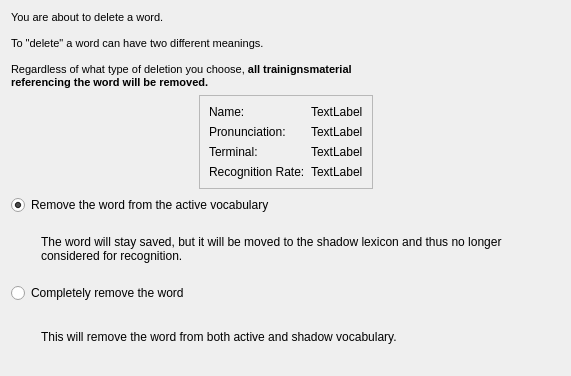
Above: simon/src/simonmodelmanagementui/removeword.ui from KDE/simon before the change. Below: the same form after it.
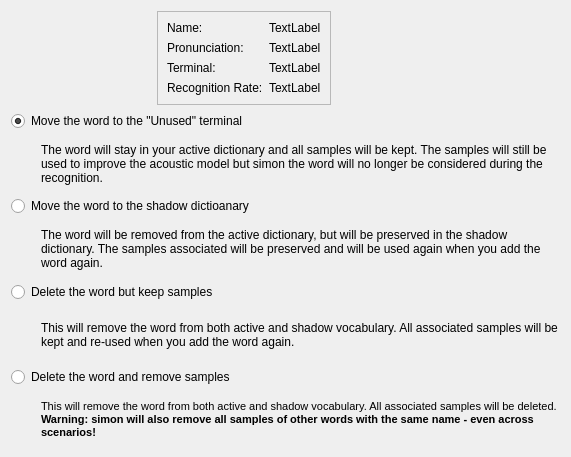
That is the form after the change.

Commit message: Removing the remote import of texts (ghns of scenarios is MUCH better). Introducing two new deletion modes of words from the vocabulary. Trainingstexts can now be created instead of only imported.

The edit to the form file:
```diff
--- a/simon/src/simonmodelmanagementui/removeword.ui
+++ b/simon/src/simonmodelmanagementui/removeword.ui
@@ -1,12 +1,12 @@
 <ui version="4.0" >
  <class>DlgRemoveWord</class>
- <widget class="QWidget" name="DlgRemoveWord" >
-  <property name="geometry" >
+ <widget class="QWidget" name="DlgRemoveWord">
+  <property name="geometry">
    <rect>
     <x>0</x>
     <y>0</y>
     <width>571</width>
-    <height>376</height>
+    <height>457</height>
    </rect>
   </property>
   <property name="windowTitle" >
@@ -14,31 +14,7 @@
   </property>
   <layout class="QVBoxLayout" name="verticalLayout" >
    <item>
-    <layout class="QHBoxLayout" name="_10" >
-     <item>
-      <widget class="QLabel" name="lbDeleteWord" >
-       <property name="minimumSize" >
-        <size>
-         <width>367</width>
-         <height>0</height>
-        </size>
-       </property>
-       <property name="text" >
-        <string>&lt;!DOCTYPE HTML PUBLIC "-//W3C//DTD HTML 4.0//EN" "http://www.w3.org/TR/REC-html40/strict.dtd">
-&lt;html>&lt;head>&lt;meta name="qrichtext" content="1" />&lt;style type="text/css">
-p, li { white-space: pre-wrap; }
-&lt;/style>&lt;/head>&lt;body style=" font-family:'Bitstream Vera Sans'; font-size:8pt; font-weight:400; font-style:normal;">
-&lt;p style=" margin-top:0px; margin-bottom:0px; margin-left:0px; margin-right:0px; -qt-block-indent:0; text-indent:0px;">You are about to delete a word.&lt;/p>
-&lt;p style="-qt-paragraph-type:empty; margin-top:0px; margin-bottom:0px; margin-left:0px; margin-right:0px; -qt-block-indent:0; text-indent:0px;">&lt;/p>
-&lt;p style=" margin-top:0px; margin-bottom:0px; margin-left:0px; margin-right:0px; -qt-block-indent:0; text-indent:0px;">To "delete" a word can have two different meanings.&lt;/p>
-&lt;p style="-qt-paragraph-type:empty; margin-top:0px; margin-bottom:0px; margin-left:0px; margin-right:0px; -qt-block-indent:0; text-indent:0px;">&lt;/p>
-&lt;p style=" margin-top:0px; margin-bottom:0px; margin-left:0px; margin-right:0px; -qt-block-indent:0; text-indent:0px;">Regardless of what type of deletion you choose, &lt;span style=" font-weight:600;">all trainignsmaterial referencing the word will be removed.&lt;/span>&lt;/p>&lt;/body>&lt;/html></string>
-       </property>
-       <property name="wordWrap" >
-        <bool>true</bool>
-       </property>
-      </widget>
-     </item>
+    <layout class="QHBoxLayout" name="horizontalLayout">
      <item>
       <spacer>
        <property name="orientation" >
@@ -53,115 +29,66 @@
       </spacer>
      </item>
      <item>
-      <widget class="QLabel" name="lbIcon" >
-       <property name="minimumSize" >
-        <size>
-         <width>64</width>
-         <height>64</height>
-        </size>
-       </property>
-       <property name="text" >
-        <string/>
-       </property>
-       <property name="scaledContents" >
-        <bool>false</bool>
-       </property>
-      </widget>
-     </item>
-     <item>
-      <spacer>
-       <property name="orientation" >
-        <enum>Qt::Horizontal</enum>
-       </property>
-       <property name="sizeType" >
-        <enum>QSizePolicy::Fixed</enum>
-       </property>
-       <property name="sizeHint" stdset="0" >
-        <size>
-         <width>5</width>
-         <height>20</height>
-        </size>
-       </property>
-      </spacer>
-     </item>
-    </layout>
-   </item>
-   <item>
-    <layout class="QHBoxLayout" name="_8" >
-     <item>
-      <spacer>
-       <property name="orientation" >
-        <enum>Qt::Horizontal</enum>
-       </property>
-       <property name="sizeHint" stdset="0" >
-        <size>
-         <width>40</width>
-         <height>20</height>
-        </size>
-       </property>
-      </spacer>
-     </item>
-     <item>
-      <widget class="QFrame" name="frmInfo" >
-       <property name="frameShape" >
+      <widget class="QFrame" name="frmInfo">
+       <property name="frameShape">
         <enum>QFrame::StyledPanel</enum>
        </property>
        <property name="frameShadow" >
         <enum>QFrame::Raised</enum>
        </property>
-       <layout class="QGridLayout" name="_9" >
-        <item row="0" column="0" >
-         <widget class="QLabel" name="lbNameD" >
-          <property name="text" >
+       <layout class="QFormLayout" name="formLayout">
+        <item row="0" column="0">
+         <widget class="QLabel" name="lbNameD">
+          <property name="text">
            <string>Name:</string>
           </property>
          </widget>
         </item>
-        <item row="1" column="0" >
-         <widget class="QLabel" name="lbPronunciationD" >
-          <property name="text" >
+        <item row="0" column="1">
+         <widget class="QLabel" name="lbName">
+          <property name="text">
+           <string>TextLabel</string>
+          </property>
+         </widget>
+        </item>
+        <item row="1" column="0">
+         <widget class="QLabel" name="lbPronunciationD">
+          <property name="text">
            <string>Pronunciation:</string>
           </property>
          </widget>
         </item>
-        <item row="2" column="0" >
-         <widget class="QLabel" name="lbTerminalD" >
-          <property name="text" >
+        <item row="1" column="1">
+         <widget class="QLabel" name="lbPronunciation">
+          <property name="text">
+           <string>TextLabel</string>
+          </property>
+         </widget>
+        </item>
+        <item row="2" column="0">
+         <widget class="QLabel" name="lbTerminalD">
+          <property name="text">
            <string>Terminal:</string>
           </property>
          </widget>
         </item>
-        <item row="3" column="0" >
-         <widget class="QLabel" name="lbRecognitionRateD" >
-          <property name="text" >
+        <item row="2" column="1">
+         <widget class="QLabel" name="lbTerminal">
+          <property name="text">
+           <string>TextLabel</string>
+          </property>
+         </widget>
+        </item>
+        <item row="3" column="0">
+         <widget class="QLabel" name="lbRecognitionRateD">
+          <property name="text">
            <string>Recognition Rate:</string>
           </property>
          </widget>
         </item>
-        <item row="0" column="1" >
-         <widget class="QLabel" name="lbName" >
-          <property name="text" >
-           <string>TextLabel</string>
-          </property>
-         </widget>
-        </item>
-        <item row="1" column="1" >
-         <widget class="QLabel" name="lbPronunciation" >
-          <property name="text" >
-           <string>TextLabel</string>
-          </property>
-         </widget>
-        </item>
-        <item row="2" column="1" >
-         <widget class="QLabel" name="lbTerminal" >
-          <property name="text" >
-           <string>TextLabel</string>
-          </property>
-         </widget>
-        </item>
-        <item row="3" column="1" >
-         <widget class="QLabel" name="lbRecognitionRate" >
-          <property name="text" >
+        <item row="3" column="1">
+         <widget class="QLabel" name="lbRecognitionRate">
+          <property name="text">
            <string>TextLabel</string>
           </property>
          </widget>
@@ -174,9 +101,44 @@
        <property name="orientation" >
         <enum>Qt::Horizontal</enum>
        </property>
-       <property name="sizeHint" stdset="0" >
+       <property name="sizeType">
+        <enum>QSizePolicy::Expanding</enum>
+       </property>
+       <property name="sizeHint" stdset="0">
         <size>
-         <width>40</width>
+         <width>28</width>
+         <height>20</height>
+        </size>
+       </property>
+      </spacer>
+     </item>
+     <item>
+      <widget class="QLabel" name="lbIcon">
+       <property name="minimumSize">
+        <size>
+         <width>64</width>
+         <height>64</height>
+        </size>
+       </property>
+       <property name="text">
+        <string/>
+       </property>
+       <property name="scaledContents">
+        <bool>false</bool>
+       </property>
+      </widget>
+     </item>
+     <item>
+      <spacer>
+       <property name="orientation">
+        <enum>Qt::Horizontal</enum>
+       </property>
+       <property name="sizeType">
+        <enum>QSizePolicy::Fixed</enum>
+       </property>
+       <property name="sizeHint" stdset="0">
+        <size>
+         <width>13</width>
          <height>20</height>
         </size>
        </property>
@@ -185,26 +147,26 @@
     </layout>
    </item>
    <item>
-    <widget class="QRadioButton" name="rbShadow" >
-     <property name="text" >
-      <string>Remove the word from the active vocabulary</string>
+    <widget class="QRadioButton" name="rbTerminal">
+     <property name="text">
+      <string>Move the word to the &quot;Unused&quot; terminal</string>
      </property>
-     <property name="checked" >
+     <property name="checked">
       <bool>true</bool>
      </property>
     </widget>
    </item>
    <item>
-    <layout class="QHBoxLayout" name="_7" >
+    <layout class="QHBoxLayout" name="_12">
      <item>
       <spacer>
        <property name="orientation" >
         <enum>Qt::Horizontal</enum>
        </property>
-       <property name="sizeType" >
+       <property name="sizeType">
         <enum>QSizePolicy::Fixed</enum>
        </property>
-       <property name="sizeHint" stdset="0" >
+       <property name="sizeHint" stdset="0">
         <size>
          <width>30</width>
          <height>20</height>
@@ -213,11 +175,11 @@
       </spacer>
      </item>
      <item>
-      <widget class="QLabel" name="lbShadowDesc" >
-       <property name="text" >
-        <string>The word will stay saved, but it will be moved to the shadow lexicon and thus no longer considered for recognition.</string>
+      <widget class="QLabel" name="lbTerminalDesc">
+       <property name="text">
+        <string>The word will stay in your active dictionary and all samples will be kept. The samples will still be used to improve the acoustic model but simon the word will no longer be considered during the recognition.</string>
        </property>
-       <property name="wordWrap" >
+       <property name="wordWrap">
         <bool>true</bool>
        </property>
       </widget>
@@ -225,10 +187,13 @@
     </layout>
    </item>
    <item>
-    <widget class="QRadioButton" name="rbDelete" >
-     <property name="text" >
-      <string>Completely remove the word</string>
+    <widget class="QRadioButton" name="rbShadow">
+     <property name="text">
+      <string>Move the word to the shadow dictioanary</string>
      </property>
+     <property name="checked">
+      <bool>false</bool>
+     </property>
     </widget>
    </item>
    <item>
@@ -250,11 +215,90 @@
       </spacer>
      </item>
      <item>
-      <widget class="QLabel" name="lbDeleteDesc" >
-       <property name="text" >
-        <string>This will remove the word from both active and shadow vocabulary.</string>
+      <widget class="QLabel" name="lbShadowDesc">
+       <property name="text">
+        <string>The word will be removed from the active dictionary, but will be preserved in the shadow dictionary. The samples associated will be preserved and will be used again when you add the word again.</string>
        </property>
-       <property name="wordWrap" >
+       <property name="wordWrap">
+        <bool>true</bool>
+       </property>
+      </widget>
+     </item>
+    </layout>
+   </item>
+   <item>
+    <widget class="QRadioButton" name="rbSoftDelete">
+     <property name="text">
+      <string>Delete the word but keep samples</string>
+     </property>
+    </widget>
+   </item>
+   <item>
+    <layout class="QHBoxLayout" name="_11">
+     <item>
+      <spacer>
+       <property name="orientation">
+        <enum>Qt::Horizontal</enum>
+       </property>
+       <property name="sizeType">
+        <enum>QSizePolicy::Fixed</enum>
+       </property>
+       <property name="sizeHint" stdset="0">
+        <size>
+         <width>30</width>
+         <height>20</height>
+        </size>
+       </property>
+      </spacer>
+     </item>
+     <item>
+      <widget class="QLabel" name="lbSoftDeleteDesc">
+       <property name="text">
+        <string>This will remove the word from both active and shadow vocabulary. All associated samples will be kept and re-used when you add the word again.</string>
+       </property>
+       <property name="wordWrap">
+        <bool>true</bool>
+       </property>
+      </widget>
+     </item>
+    </layout>
+   </item>
+   <item>
+    <widget class="QRadioButton" name="rbDelete">
+     <property name="text">
+      <string>Delete the word and remove samples</string>
+     </property>
+    </widget>
+   </item>
+   <item>
+    <layout class="QHBoxLayout" name="_6">
+     <item>
+      <spacer>
+       <property name="orientation">
+        <enum>Qt::Horizontal</enum>
+       </property>
+       <property name="sizeType">
+        <enum>QSizePolicy::Fixed</enum>
+       </property>
+       <property name="sizeHint" stdset="0">
+        <size>
+         <width>30</width>
+         <height>20</height>
+        </size>
+       </property>
+      </spacer>
+     </item>
+     <item>
+      <widget class="QLabel" name="lbDeleteDesc">
+       <property name="text">
+        <string>&lt;!DOCTYPE HTML PUBLIC &quot;-//W3C//DTD HTML 4.0//EN&quot; &quot;http://www.w3.org/TR/REC-html40/strict.dtd&quot;&gt;
+&lt;html&gt;&lt;head&gt;&lt;meta name=&quot;qrichtext&quot; content=&quot;1&quot; /&gt;&lt;style type=&quot;text/css&quot;&gt;
+p, li { white-space: pre-wrap; }
+&lt;/style&gt;&lt;/head&gt;&lt;body style=&quot; font-family:'DejaVu Sans'; font-size:8pt; font-weight:400; font-style:normal;&quot;&gt;
+&lt;p style=&quot; margin-top:0px; margin-bottom:0px; margin-left:0px; margin-right:0px; -qt-block-indent:0; text-indent:0px;&quot;&gt;This will remove the word from both active and shadow vocabulary. All associated samples will be deleted.&lt;/p&gt;
+&lt;p style=&quot; margin-top:0px; margin-bottom:0px; margin-left:0px; margin-right:0px; -qt-block-indent:0; text-indent:0px;&quot;&gt;&lt;span style=&quot; font-weight:600;&quot;&gt;Warning: simon will also remove all samples of other words with the same name - even across scenarios!&lt;/span&gt;&lt;/p&gt;&lt;/body&gt;&lt;/html&gt;</string>
+       </property>
+       <property name="wordWrap">
         <bool>true</bool>
        </property>
       </widget>
```
Left out of the diff: 25 changed lines with no effect on the pictures. The commit also changes 21 other files.
